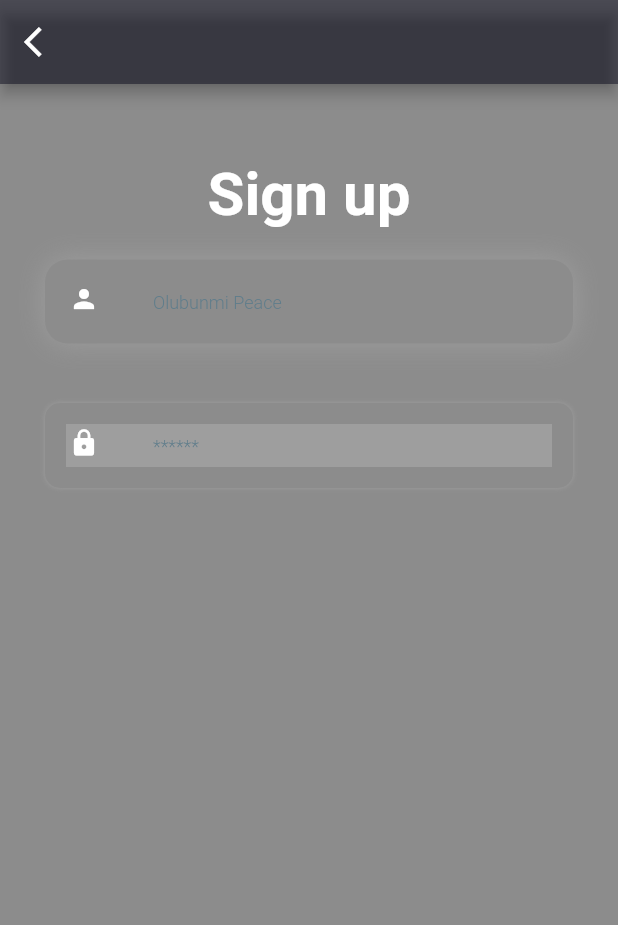
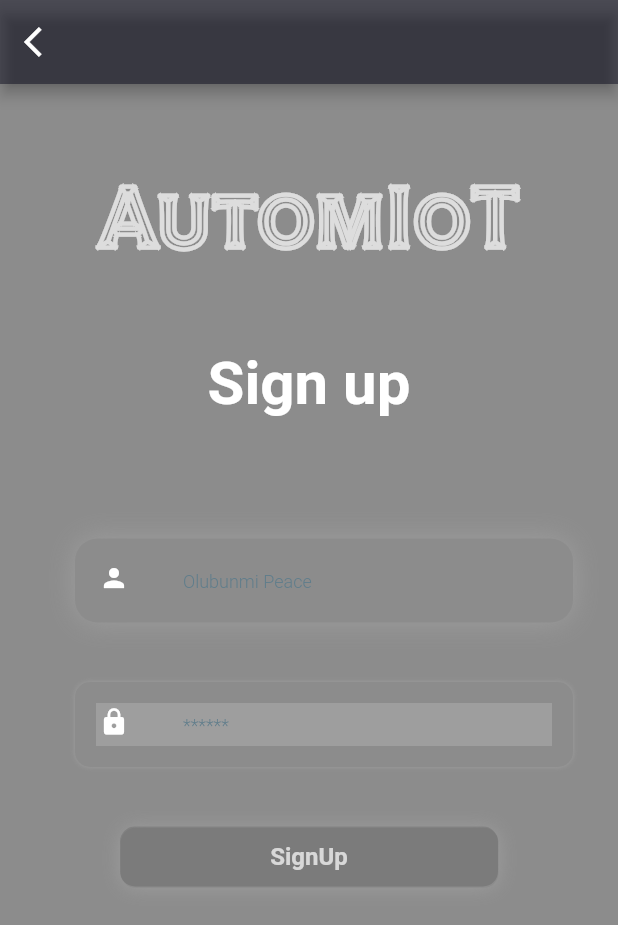
Before and after one commit to covenant-Peace/autom_i_o_t, a Flutter app: the screen it shows after launch, on a phone screen of 412 x 824 dp. Shown: the top 925 px of the screen. Run offline on Flutter 3.47's test engine with Material 2 defaults, Android fonts, the phone set to English and light mode, and no system bars; drawn by our look-alikes of flutter_animate.

Commit message:
sign up screen

```diff
--- a/lib/constants.dart
+++ b/lib/constants.dart
@@ -1,13 +1,32 @@
 import 'package:flutter/material.dart';
 
 const kText1 = TextStyle(
-    fontWeight: FontWeight.w700, fontSize: 40, color: Colors.white,
+  fontWeight: FontWeight.w700,
+  fontSize: 40,
+  color: Colors.white,
 );
 
 const kText2 = TextStyle(
-    fontWeight: FontWeight.w300, fontSize: 12, color: Colors.blueGrey,
+  fontWeight: FontWeight.w300,
+  fontSize: 12,
+  color: Colors.blueGrey,
 );
 
 const kText3 = TextStyle(
-    fontWeight: FontWeight.w400, fontSize: 14, color: Colors.grey,
+  fontWeight: FontWeight.w400,
+  fontSize: 14,
+  color: Colors.grey,
 );
+
+const kText4 = TextStyle(
+  fontWeight: FontWeight.w900,
+  fontSize: 60,
+  color: Colors.white70,
+  fontFamily: 'TiltPrism',
+);
+
+const kText5 = TextStyle(
+  fontWeight: FontWeight.w600,
+  fontSize: 16,
+  color: Colors.white70,
+);
--- a/lib/main.dart
+++ b/lib/main.dart
@@ -1,4 +1,4 @@
-import 'package:autom_i_o_t/login.dart';
+import 'package:autom_i_o_t/signup.dart';
 import 'package:flutter/material.dart';
 
 void main() {
--- a/lib/login.dart
+++ b/lib/signup.dart
@@ -1,6 +1,7 @@
-// ignore_for_file: prefer_const_constructors
+// ignore_for_file: prefer_const_constructors, prefer_const_literals_to_create_immutables
 
 import 'package:flutter/material.dart';
+import 'package:flutter_animate/flutter_animate.dart';
 
 import 'constants.dart';
 
@@ -36,13 +37,38 @@ class _CreateAccountState extends State<CreateAccount> {
         child: Column(
           children: [
             Text(
+              'AutomIoT',
+              style: kText4,
+            )
+                .animate()
+                .fadeIn() // uses `Animate.defaultDuration`
+                .scale(
+                    curve: Curves.elasticIn,
+                    duration: 1000.ms) // inherits duration from fadeIn
+                .move(
+                    delay: 300.ms,
+                    duration: 600.ms) // runs after the above w/new duration
+                .shimmer()
+                .then(duration: 1000.ms)
+                .shake()
+                .color(
+                  blendMode: BlendMode.overlay,
+                  begin: Colors.black26,
+                  end: Colors.black,
+                  curve: Curves.easeIn,
+                ),
+            SizedBox(
+              height: 50,
+            ),
+            Text(
               'Sign up',
               style: kText1,
             ),
             SizedBox(
-              height: 20,
+              height: 80,
             ),
             Container(
+              margin: EdgeInsets.only(left: 20),
               decoration: BoxDecoration(
                 boxShadow: [
                   !focusNode1.hasFocus
@@ -89,6 +115,7 @@ class _CreateAccountState extends State<CreateAccount> {
               height: 40,
             ),
             Container(
+              margin: EdgeInsets.only(left: 20),
               decoration: BoxDecoration(
                 boxShadow: [
                   focusNode1.hasFocus
@@ -121,7 +148,7 @@ class _CreateAccountState extends State<CreateAccount> {
                   mouseCursor: MouseCursor.uncontrolled,
                   style: kText3,
                   focusNode: focusNode1,
-                  obscureText: !isSeen?true:false,
+                  obscureText: !isSeen ? true : false,
                   onTap: () {
                     setState(() {
                       focusNode1.requestFocus();
@@ -134,14 +161,42 @@ class _CreateAccountState extends State<CreateAccount> {
                     isSeen ? Icons.remove_red_eye : Icons.visibility_off,
                     color: isSeen ? Colors.white : Colors.grey,
                     size: 18,
-                  ), onPressed: () {
+                  ),
+                  onPressed: () {
                     setState(() {
                       isSeen = !isSeen;
                     });
-                },
+                  },
                 ),
               ),
-            )
+            ),
+            SizedBox(
+              height: 40,
+            ),
+            Container(
+              margin: EdgeInsets.only(left: 50, right: 50),
+              decoration: BoxDecoration(
+                boxShadow: [
+                  BoxShadow(
+                      color: Colors.grey,
+                      blurRadius: 10,
+                      blurStyle: BlurStyle.outer,
+                      offset: Offset.fromDirection(
+                        20,
+                      )
+                      // spreadRadius: 10,
+                      )
+                ],
+                borderRadius: BorderRadius.circular(10),
+                color: Colors.black12,
+              ),
+              constraints: BoxConstraints(minWidth: 100, minHeight: 40),
+              alignment: Alignment.center,
+              child: Text(
+                'SignUp',
+                style: kText5,
+              ),
+            ),
           ],
         ),
       ),
```
Also changed, not shown: pubspec.yaml (+5 -4 lines), fonts/TiltPrism-Regular.ttf (added), pubspec.lock.
